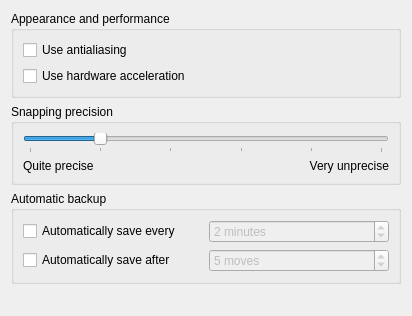
Above: game/settings.ui from KDE/palapeli before the change. Below: the same form after it.
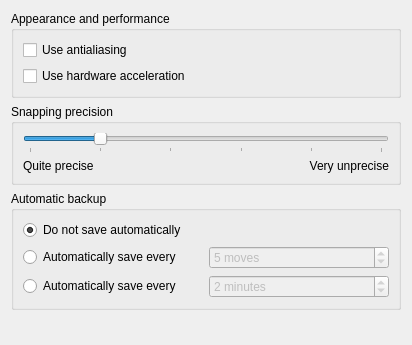
That is the form after the change. Custom widgets are drawn as their Qt base class.

Commit message: In settings dialog, convert autosave options to a group of radio buttons. In Manager, give backups a unique name.

What changed in the file:
```diff
--- a/game/settings.ui
+++ b/game/settings.ui
@@ -6,7 +6,7 @@
     <x>0</x>
     <y>0</y>
     <width>412</width>
-    <height>316</height>
+    <height>345</height>
    </rect>
   </property>
   <layout class="QVBoxLayout" name="mainLayout" >
@@ -93,14 +93,53 @@
       <string>Automatic backup</string>
      </property>
      <layout class="QGridLayout" name="autosaveLayout" >
-      <item row="0" column="0" >
-       <widget class="QCheckBox" name="checkAutosaveTime" >
+      <item row="0" column="0" colspan="2" >
+       <widget class="QRadioButton" name="radioAutosaveNone" >
         <property name="text" >
+         <string>Do not save automatically</string>
+        </property>
+        <property name="checked" >
+         <bool>true</bool>
+        </property>
+       </widget>
+      </item>
+      <item row="1" column="0" >
+       <widget class="QRadioButton" name="radioAutosaveMove" >
+        <property name="text" >
          <string>Automatically save every</string>
         </property>
+        <property name="checked" >
+         <bool>false</bool>
+        </property>
        </widget>
       </item>
-      <item row="0" column="1" >
+      <item row="2" column="0" >
+       <widget class="QRadioButton" name="radioAutosaveTime" >
+        <property name="text" >
+         <string>Automatically save every</string>
+        </property>
+       </widget>
+      </item>
+      <item row="1" column="1" >
+       <widget class="KIntSpinBox" name="spinAutosaveMove" >
+        <property name="enabled" >
+         <bool>false</bool>
+        </property>
+        <property name="suffix" >
+         <string> moves</string>
+        </property>
+        <property name="minimum" >
+         <number>1</number>
+        </property>
+        <property name="maximum" >
+         <number>100</number>
+        </property>
+        <property name="value" >
+         <number>5</number>
+        </property>
+       </widget>
+      </item>
+      <item row="2" column="1" >
        <widget class="KIntSpinBox" name="spinAutosaveTime" >
         <property name="enabled" >
          <bool>false</bool>
@@ -122,32 +161,6 @@
         </property>
        </widget>
       </item>
-      <item row="1" column="0" >
-       <widget class="QCheckBox" name="checkAutosaveMoves" >
-        <property name="text" >
-         <string>Automatically save after</string>
-        </property>
-       </widget>
-      </item>
-      <item row="1" column="1" >
-       <widget class="KIntSpinBox" name="spinAutosaveMoves" >
-        <property name="enabled" >
-         <bool>false</bool>
-        </property>
-        <property name="suffix" >
-         <string> moves</string>
-        </property>
-        <property name="minimum" >
-         <number>1</number>
-        </property>
-        <property name="maximum" >
-         <number>100</number>
-        </property>
-        <property name="value" >
-         <number>5</number>
-        </property>
-       </widget>
-      </item>
      </layout>
     </widget>
    </item>
```
Left out of the diff: 35 changed lines with no effect on the pictures. The commit also changes 3 other files.
